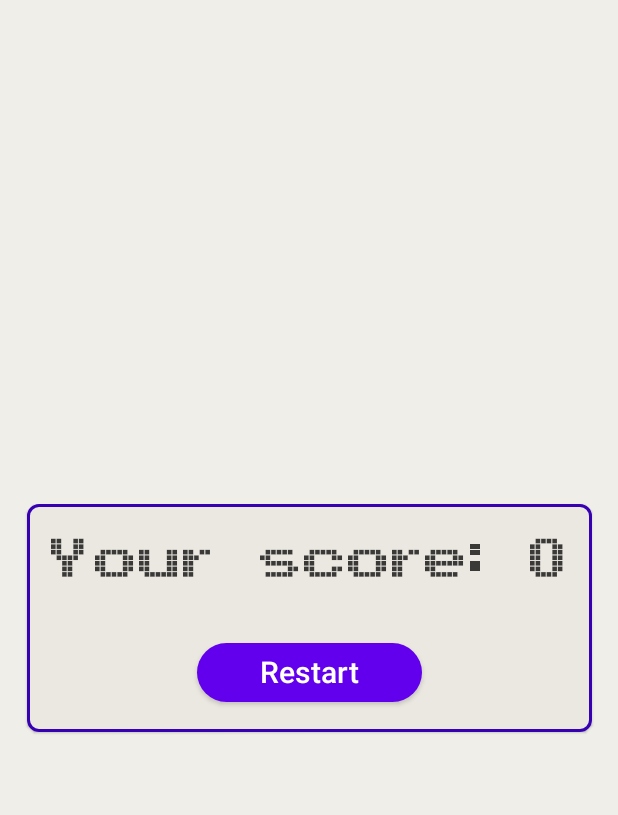
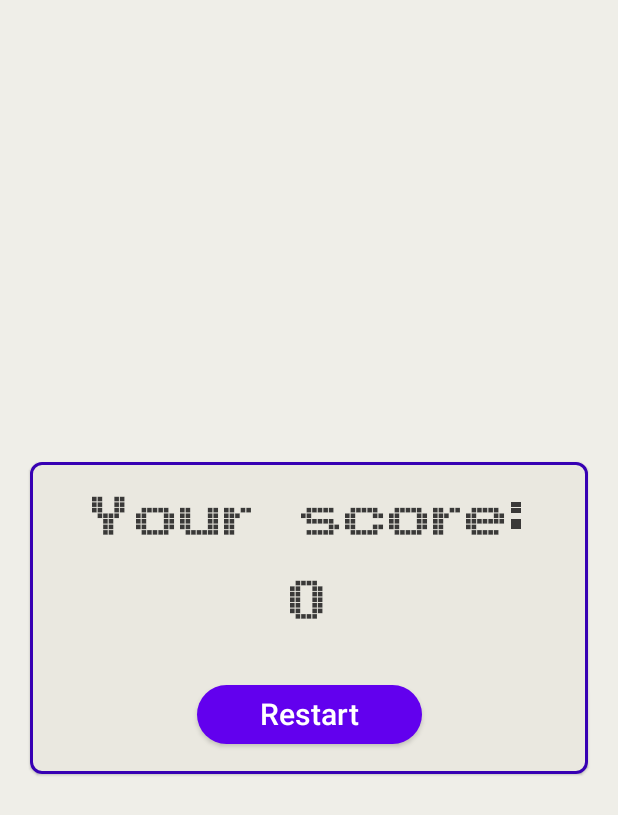
Before and after one commit to zahand0/SnakeGame, an Android app built with Jetpack Compose: the composable RestartCard called with empty values, on a phone screen of 412 x 824 dp. Shown: the top 815 px of the screen. Run offline under Robolectric (Android 15) with nearby library versions, the light colour scheme and no system bars; our stand-ins replace Dagger/Hilt's generated code, accompanist.

Commit message:
padding fixing

```diff
--- a/app/src/main/java/com/example/snakegame/presentation/screen/game/GameScreen.kt
+++ b/app/src/main/java/com/example/snakegame/presentation/screen/game/GameScreen.kt
@@ -20,6 +20,7 @@ import androidx.compose.ui.graphics.Color
 import androidx.compose.ui.platform.LocalConfiguration
 import androidx.compose.ui.platform.LocalContext
 import androidx.compose.ui.res.stringResource
+import androidx.compose.ui.text.style.TextAlign
 import androidx.compose.ui.unit.dp
 import androidx.hilt.navigation.compose.hiltViewModel
 import androidx.navigation.NavHostController
@@ -200,6 +201,7 @@ fun RestartCard(
 
     Box(
         modifier = Modifier
+            .padding(20.dp)
             .fillMaxSize(),
         contentAlignment = Alignment.Center
     ) {
@@ -218,7 +220,8 @@ fun RestartCard(
 
                 Text(
                     text = stringResource(id = R.string.your_score).format(score),
-                    style = MaterialTheme.typography.h1
+                    style = MaterialTheme.typography.h1,
+                    textAlign = TextAlign.Center
                 )
                 Spacer(modifier = Modifier.size(16.dp))
                 Button(
```
